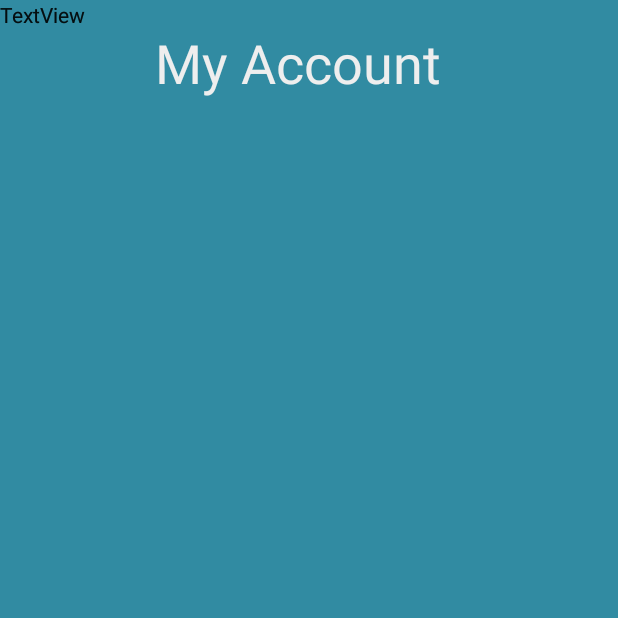
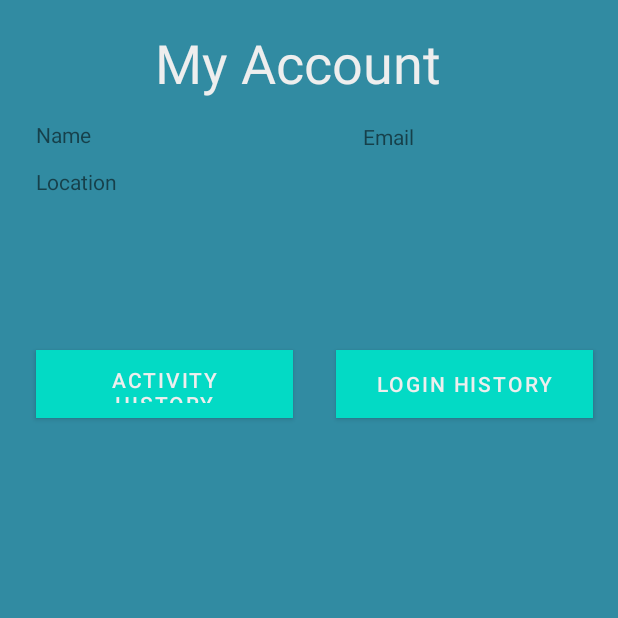
Before and after one commit to abbas-uet/Be-One-S-Eye, an Android app: the myAccountActvity screen opened directly, with no data from a screen before it, on a phone screen of 412 x 824 dp, the top half of it. Run offline under Robolectric (Android 15) with nearby library versions, the phone set to English and light mode, and no system bars; our stand-ins replace Firebase (no records; nobody signed in at launch, a user with empty details on screens opened directly); 2 statements that could not run were skipped.

```diff
--- a/BeOnesEye/app/build.gradle
+++ b/BeOnesEye/app/build.gradle
@@ -9,7 +9,7 @@ android {
 
     defaultConfig {
         applicationId "com.alitech.beoneseye"
-        minSdkVersion 21
+        minSdkVersion 26
         targetSdkVersion 30
         versionCode 1
         versionName "1.0"
--- a/BeOnesEye/app/src/main/java/com/alitech/beoneseye/DBHelper.java
+++ b/BeOnesEye/app/src/main/java/com/alitech/beoneseye/DBHelper.java
@@ -67,8 +67,8 @@ public class DBHelper extends SQLiteOpenHelper {
         contentValues.put(USER_COLUMN_NAME, name);
         contentValues.put(USER_COLUMN_EMAIL, email);
         contentValues.put(USER_COLUMN_LOCATION, location);
-        db.insert(USER_COLUMN_NAME, null, contentValues);
-        return true;
+        if(db.insert(USER_TABLE_NAME, null, contentValues)!=-1)return true;
+        else return false;
     }
     public boolean insertLogINH (String id, String name, String loginTime, String logoutTime) {
         SQLiteDatabase db = this.getWritableDatabase();
@@ -76,8 +76,8 @@ public class DBHelper extends SQLiteOpenHelper {
         contentValues.put(LOGINH_COLUMN_ID, id);
         contentValues.put(LOGIN_COLUMN_DATETIME, loginTime);
         contentValues.put(LOGOUT_COLUMN_DATETIME, logoutTime);
-        db.insert(LOGINH_TABLE_NAME, null, contentValues);
-        return true;
+        if(db.insert(LOGINH_TABLE_NAME, null, contentValues)!=-1) return true;
+        else return false;
     }
     public boolean insertHistory (String id, String action, String textExtracted,String actionTime, String imagePath,String feebback) {
         SQLiteDatabase db = this.getWritableDatabase();
@@ -88,13 +88,13 @@ public class DBHelper extends SQLiteOpenHelper {
         contentValues.put(HISTORY_COLUMN_TEXT, textExtracted);
         contentValues.put(HISTORY_COLUMN_IMAGE_PATH, imagePath);
         contentValues.put(HISTORY_COLUMN_FEEDBACK, feebback);
-        db.insert(HISTORY_TABLE_NAME, null, contentValues);
-        return true;
+        if(db.insert(HISTORY_TABLE_NAME, null, contentValues)!=-1)return true;
+        else return false;
     }
 
     public ArrayList<History> getHistory(String id) {
         SQLiteDatabase db = this.getReadableDatabase();
-        Cursor res =  db.rawQuery( "select * from "+LOGINH_TABLE_NAME+" where id="+id+"", null );
+        Cursor res =  db.rawQuery( "select * from "+LOGINH_TABLE_NAME+" where "+HISTORY_COLUMN_ID+"='"+id+"'", null );
         res.moveToFirst();
         ArrayList<History> array_list = new ArrayList<History>();
         while(res.isAfterLast() == false){
@@ -112,9 +112,10 @@ public class DBHelper extends SQLiteOpenHelper {
 
     public ArrayList<String> getLogiNH(String id) {
         SQLiteDatabase db = this.getReadableDatabase();
-        Cursor res =  db.rawQuery( "select * from "+LOGINH_TABLE_NAME+" where id="+id+"", null );
+        Cursor res =  db.rawQuery( "select * from "+LOGINH_TABLE_NAME+" where "+LOGINH_COLUMN_ID+"='"+id+"'", null );
         res.moveToFirst();
         ArrayList<String> array_list = new ArrayList<String>();
+        array_list.add(id);
         while(res.isAfterLast() == false){
             array_list.add(res.getString(res.getColumnIndex(LOGIN_COLUMN_DATETIME))+res.getString(res.getColumnIndex(LOGOUT_COLUMN_DATETIME)));
             res.moveToNext();
@@ -124,8 +125,9 @@ public class DBHelper extends SQLiteOpenHelper {
 
     public ArrayList<String> getuser(String id) {
         SQLiteDatabase db = this.getReadableDatabase();
-        Cursor res =  db.rawQuery( "select * from "+USER_TABLE_NAME+" where id="+id+"", null );
+        Cursor res =  db.rawQuery( "select * from "+USER_TABLE_NAME+" where "+USER_COLUMN_ID+"='"+id+"'", null );
         ArrayList<String> array_list = new ArrayList<String>();
+        array_list.add(id);
         res.moveToFirst();
         array_list.add(res.getString(res.getColumnIndex(USER_COLUMN_NAME)));
         array_list.add(res.getString(res.getColumnIndex(USER_COLUMN_EMAIL)));
--- a/BeOnesEye/app/src/main/java/com/alitech/beoneseye/ExtractedText.java
+++ b/BeOnesEye/app/src/main/java/com/alitech/beoneseye/ExtractedText.java
@@ -6,6 +6,7 @@ import androidx.appcompat.app.AppCompatActivity;
 import android.content.Intent;
 import android.os.Bundle;
 import android.speech.tts.TextToSpeech;
+import android.util.Log;
 import android.view.View;
 import android.widget.Button;
 import android.widget.TextView;
@@ -64,6 +65,10 @@ public class ExtractedText extends AppCompatActivity {
             public void onClick(View v) {
                 if(currentUser!=null){
                     dbHelper.insertHistory(currentUser.getUid(),action,textExtracted,getCurrentTimeStamp(),filePath,feebackText.getText().toString());
+                    Log.i("QUerry Done","yes Done");
+                    feebackText.setText("");
+                    feebackText.setEnabled(false);
+                    giveFeedback.setEnabled(false);
                 }else{
                     new CustomToast().Show_Toast(ExtractedText.this, v,
                             "Please SIGN UP/LOGIN First.");
--- a/BeOnesEye/app/src/main/java/com/alitech/beoneseye/Login_Fragment.java
+++ b/BeOnesEye/app/src/main/java/com/alitech/beoneseye/Login_Fragment.java
@@ -1,10 +1,13 @@
 package com.alitech.beoneseye;
 
+import java.util.Calendar;
+import java.util.Date;
 import java.util.regex.Matcher;
 import java.util.regex.Pattern;
 
 
 import android.annotation.SuppressLint;
+import android.app.Activity;
 import android.content.Intent;
 import android.content.res.ColorStateList;
 import android.content.res.XmlResourceParser;
@@ -49,6 +52,7 @@ public class Login_Fragment extends Fragment implements OnClickListener {
 	private static Animation shakeAnimation;
 	private static FragmentManager fragmentManager;
 	private FirebaseAuth mAuth;
+	DBHelper dbHelper;
 	public Login_Fragment() {
 
 	}
@@ -195,9 +199,18 @@ public class Login_Fragment extends Fragment implements OnClickListener {
 						@Override
 						public void onComplete(@NonNull Task<AuthResult> task) {
 							if (task.isSuccessful()) {
+
 								FirebaseUser user = mAuth.getCurrentUser();
 								Intent intent=new Intent(getActivity(),camerGallery.class);
 								intent.putExtra("FirebaseUser",user.getUid());
+								Date currentTime = Calendar.getInstance().getTime();
+								if(dbHelper.insertLogINH(user.getUid(),user.getDisplayName(),currentTime.toString(),"")){
+									Toast.makeText(getContext(), "Saved to DataBase Successfully", Toast.LENGTH_SHORT).show();
+								}else{
+									Toast.makeText(getContext(), "Error While Saving to DataBase", Toast.LENGTH_SHORT).show();
+								}
+								startActivity(intent);
+
 
 							} else {
 								new CustomToast().Show_Toast(getActivity(), view,
--- a/BeOnesEye/app/src/main/java/com/alitech/beoneseye/MainActivity.java
+++ b/BeOnesEye/app/src/main/java/com/alitech/beoneseye/MainActivity.java
@@ -13,12 +13,13 @@ public class MainActivity extends AppCompatActivity {
 
     private FirebaseAuth mAuth;
     FirebaseUser currentUser;
+    DBHelper dbHelper;
     @Override
     protected void onCreate(Bundle savedInstanceState) {
         super.onCreate(savedInstanceState);
         setContentView(R.layout.activity_main);
         mAuth = FirebaseAuth.getInstance();
-        DBHelper dbHelper=new DBHelper(this);
+        DBHelper dbHelper=new DBHelper(getApplicationContext());
         new Handler().postDelayed(new Runnable(){
             @Override
             public void run() {
--- a/BeOnesEye/app/src/main/java/com/alitech/beoneseye/myAccountActvity.java
+++ b/BeOnesEye/app/src/main/java/com/alitech/beoneseye/myAccountActvity.java
@@ -3,12 +3,25 @@ package com.alitech.beoneseye;
 import androidx.appcompat.app.AppCompatActivity;
 
 import android.os.Bundle;
+import android.widget.ArrayAdapter;
+import android.widget.ListView;
+
+import com.google.firebase.auth.FirebaseAuth;
+import com.google.firebase.auth.FirebaseUser;
 
 public class myAccountActvity extends AppCompatActivity {
+
+    private FirebaseAuth mAuth;
+    FirebaseUser currentUser;
 
     @Override
     protected void onCreate(Bundle savedInstanceState) {
         super.onCreate(savedInstanceState);
         setContentView(R.layout.activity_my_account_actvity);
     }
+    @Override
+    protected void onStart() {
+        super.onStart();
+        currentUser= mAuth.getCurrentUser();
+    }
 }
--- a/BeOnesEye/app/src/main/res/layout/activity_my_account_actvity.xml
+++ b/BeOnesEye/app/src/main/res/layout/activity_my_account_actvity.xml
@@ -21,51 +21,92 @@
         app:layout_constraintTop_toTopOf="parent"
         app:layout_constraintVertical_bias="0.023" />
 
-    <TableLayout
-        android:layout_width="376dp"
-        android:layout_height="519dp"
-        tools:layout_editor_absoluteX="19dp"
-        tools:layout_editor_absoluteY="182dp">
+    <Button
+        android:id="@+id/gallery3"
+        android:layout_width="171dp"
+        android:layout_height="45dp"
+        android:background="#3F51B5"
+        android:text="Login History"
+        android:textColor="@color/white_greyish"
+        app:layout_constraintBottom_toBottomOf="parent"
+        app:layout_constraintEnd_toEndOf="parent"
+        app:layout_constraintHorizontal_bias="0.931"
+        app:layout_constraintStart_toStartOf="parent"
+        app:layout_constraintTop_toTopOf="parent"
+        app:layout_constraintVertical_bias="0.3" />
 
-        <TableRow
-            android:layout_width="match_parent"
-            android:layout_height="match_parent" />
-
-        <TableRow
-            android:layout_width="match_parent"
-            android:layout_height="match_parent" />
-
-        <TableRow
-            android:layout_width="match_parent"
-            android:layout_height="match_parent" />
-
-        <TableRow
-            android:layout_width="match_parent"
-            android:layout_height="match_parent" />
-    </TableLayout>
+    <Button
+        android:id="@+id/camera3"
+        android:layout_width="171dp"
+        android:layout_height="45dp"
+        android:background="#3F51B5"
+        android:text="Activity History"
+        android:textColor="@color/white_greyish"
+        app:layout_constraintBottom_toBottomOf="parent"
+        app:layout_constraintEnd_toEndOf="parent"
+        app:layout_constraintHorizontal_bias="0.1"
+        app:layout_constraintStart_toStartOf="parent"
+        app:layout_constraintTop_toTopOf="parent"
+        app:layout_constraintVertical_bias="0.3" />
 
     <TextView
         android:id="@+id/textView3"
         android:layout_width="wrap_content"
         android:layout_height="wrap_content"
-        android:text="TextView"
-        tools:layout_editor_absoluteX="27dp"
-        tools:layout_editor_absoluteY="81dp" />
+        android:layout_marginStart="24dp"
+        android:layout_marginTop="80dp"
+        android:text="Name"
+        app:layout_constraintStart_toStartOf="parent"
+        app:layout_constraintTop_toTopOf="parent" />
 
     <TextView
         android:id="@+id/textView4"
         android:layout_width="wrap_content"
         android:layout_height="wrap_content"
-        android:text="TextView"
-        tools:layout_editor_absoluteX="27dp"
-        tools:layout_editor_absoluteY="117dp" />
+        android:layout_marginStart="24dp"
+        android:layout_marginTop="12dp"
+        android:text="Location"
+        app:layout_constraintStart_toStartOf="parent"
+        app:layout_constraintTop_toBottomOf="@+id/textView3" />
 
     <TextView
         android:id="@+id/textView5"
         android:layout_width="wrap_content"
         android:layout_height="wrap_content"
-        android:text="TextView"
-        tools:layout_editor_absoluteX="218dp"
-        tools:layout_editor_absoluteY="81dp" />
+        android:layout_marginTop="4dp"
+        android:layout_marginEnd="136dp"
+        android:text="Email"
+        app:layout_constraintEnd_toEndOf="parent"
+        app:layout_constraintTop_toBottomOf="@+id/textView2" />
+
+    <TextView
+        android:id="@+id/myName"
+        android:layout_width="wrap_content"
+        android:layout_height="wrap_content"
+        android:layout_marginStart="40dp"
+        android:layout_marginTop="4dp"
+        android:textColor="@color/white_greyish"
+        app:layout_constraintStart_toEndOf="@+id/textView3"
+        app:layout_constraintTop_toBottomOf="@+id/textView2" />
+
+    <TextView
+        android:id="@+id/myLocation"
+        android:layout_width="wrap_content"
+        android:layout_height="wrap_content"
+        android:layout_marginStart="24dp"
+        android:layout_marginTop="12dp"
+        android:textColor="@color/white_greyish"
+        app:layout_constraintStart_toEndOf="@+id/textView4"
+        app:layout_constraintTop_toBottomOf="@+id/myName" />
+
+    <TextView
+        android:id="@+id/myEmail"
+        android:layout_width="wrap_content"
+        android:layout_height="wrap_content"
+        android:layout_marginStart="20dp"
+        android:layout_marginTop="4dp"
+        android:textColor="@color/white_greyish"
+        app:layout_constraintStart_toEndOf="@+id/textView5"
+        app:layout_constraintTop_toBottomOf="@+id/textView2" />
 
 </androidx.constraintlayout.widget.ConstraintLayout>
--- a/BeOnesEye/app/src/main/res/values/colors.xml
+++ b/BeOnesEye/app/src/main/res/values/colors.xml
@@ -11,4 +11,9 @@
     <color name="appColor">#318BA2</color>
     <color name="white_greyish">#EEEEEE</color>
     <color name="button_selectorcolor">#9E9E9E</color>
+    <color name="colorPrimary">#3F51B5</color>
+    <color name="colorPrimaryDark">#303F9F</color>
+    <color name="colorAccent">#FF4081</color>
+    <color name="bg_line">#E7E7E7</color>
+
 </resources>
--- a/BeOnesEye/app/src/main/res/values/dimens.xml
+++ b/BeOnesEye/app/src/main/res/values/dimens.xml
@@ -4,4 +4,7 @@
     <!-- Default screen margins, per the Android Design guidelines. -->
     <dimen name="activity_horizontal_margin">16dp</dimen>
     <dimen name="activity_vertical_margin">16dp</dimen>
+
+
+
 </resources>
```
